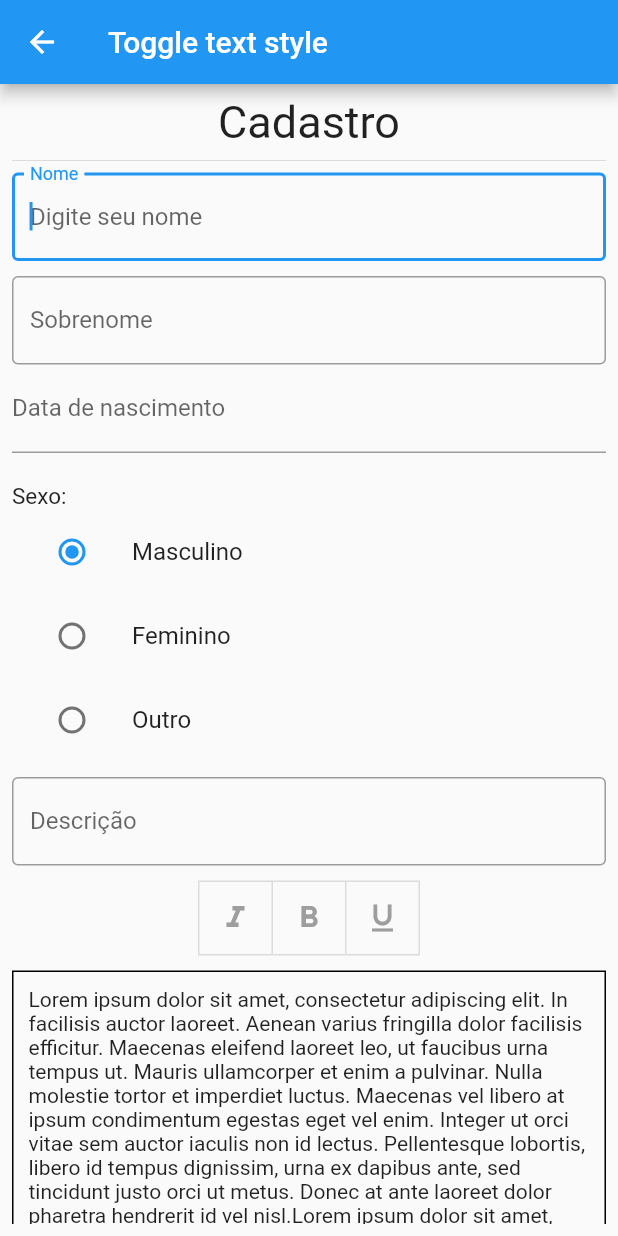
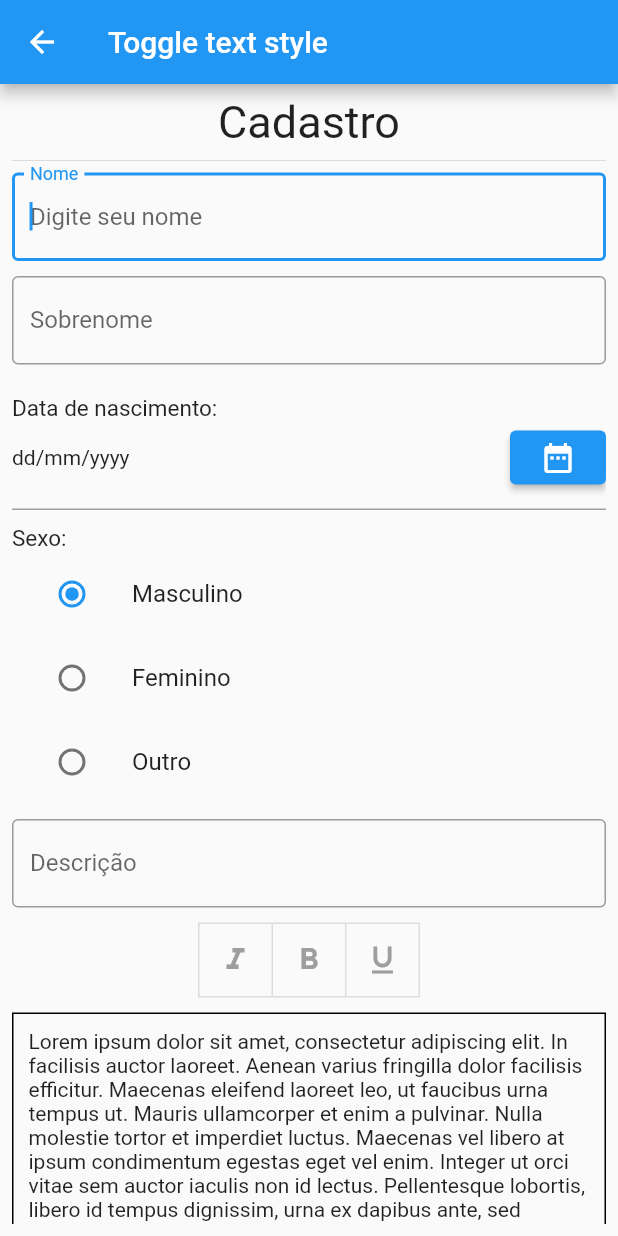
Before and after one commit to guidani/flutter-forms, a Flutter app: the StyleTextPage screen opened by its route, on a phone screen of 412 x 824 dp. Run offline on Flutter 3.47's test engine with Material 2 defaults, Android fonts, the phone set to English and light mode, and no system bars.

```diff
--- /dev/null
+++ b/lib/pages/styleText/my_date_picker.dart
@@ -0,0 +1,37 @@
+import 'package:flutter/material.dart';
+import 'package:intl/intl.dart';
+
+class MyDatePicker extends StatefulWidget {
+  const MyDatePicker({Key? key}) : super(key: key);
+
+  @override
+  State<MyDatePicker> createState() => _MyDatePickerState();
+}
+
+class _MyDatePickerState extends State<MyDatePicker> {
+  DateTime? _myDateTime;
+  String time = 'dd/mm/yyyy';
+  @override
+  Widget build(BuildContext context) {
+    return Row(
+      mainAxisAlignment: MainAxisAlignment.spaceBetween,
+      children: [
+        Text(time),
+        ElevatedButton(
+            onPressed: () async {
+              _myDateTime = await showDatePicker(
+                context: context,
+                initialDate:
+                    _myDateTime == null ? DateTime.now() : _myDateTime!,
+                firstDate: DateTime(1900),
+                lastDate: DateTime(2999),
+              );
+              setState(() {
+                time = DateFormat('dd-MM-yyyy').format(_myDateTime!);
+              });
+            },
+            child: const Icon(Icons.date_range))
+      ],
+    );
+  }
+}
--- a/lib/pages/styleText/style_text_page.dart
+++ b/lib/pages/styleText/style_text_page.dart
@@ -1,5 +1,6 @@
 import 'package:flutter/material.dart';
 import 'package:forms/pages/styleText/mock_text.dart';
+import 'package:forms/pages/styleText/my_date_picker.dart';
 
 class StyleTextPage extends StatefulWidget {
   const StyleTextPage({Key? key}) : super(key: key);
@@ -103,19 +104,38 @@ class _StyleTextPageState extends State<StyleTextPage> {
                       border: OutlineInputBorder(),
                     ),
                   ),
-// ! NÃO FUNCIONANDO
-                  InputDatePickerFormField(
-                    errorFormatText: 'Formato de data incorreta',
-                    errorInvalidText: 'Data inválida',
-                    fieldHintText: 'dd/mm/YYYY',
-                    fieldLabelText: 'Data de nascimento',
-                    // initialDate: DateTime.now(),
-                    firstDate: DateTime(1900),
-                    lastDate: DateTime(2999),
+                  const SizedBox(
+                    height: 10.0,
                   ),
                   const SizedBox(
                     height: 10.0,
                   ),
+                  const Align(
+                    alignment: Alignment.centerLeft,
+                    child: Text(
+                      'Data de nascimento: ',
+                      style: TextStyle(fontSize: 15),
+                    ),
+                  ),
+                  Container(
+                    padding: const EdgeInsets.only(bottom: 10.0),
+                    decoration: const BoxDecoration(
+                      border: Border(
+                        bottom: BorderSide(width: 1.0, color: Colors.grey),
+                      ),
+                    ),
+                    child: MyDatePicker(),
+                  ),
+// ! NÃO FUNCIONANDO
+                  // InputDatePickerFormField(
+                  //   errorFormatText: 'Formato de data incorreta',
+                  //   errorInvalidText: 'Data inválida',
+                  //   fieldHintText: 'dd/mm/YYYY',
+                  //   fieldLabelText: 'Data de nascimento',
+                  //   // initialDate: DateTime.now(),
+                  //   firstDate: DateTime(1900),
+                  //   lastDate: DateTime(2999),
+                  // ),
                   const SizedBox(
                     height: 10.0,
                   ),
```
